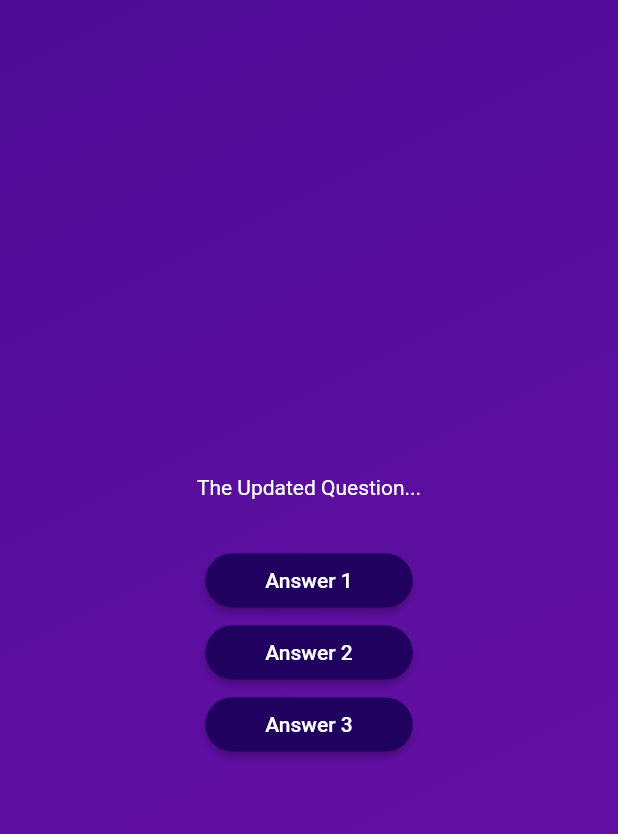
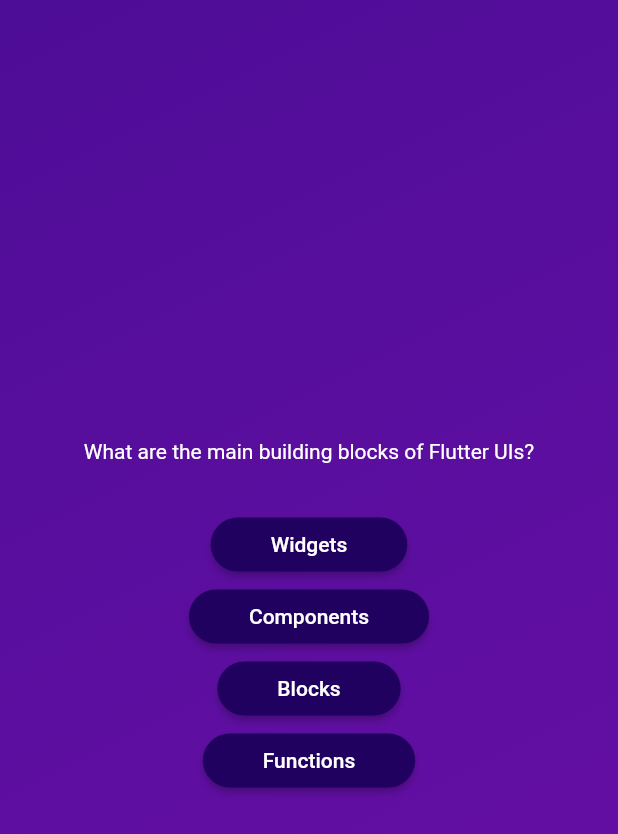
Before and after one commit to vamuigua/flutter_quiz_app, a Flutter app: the screen it shows after launch, after a tap on "Start Quiz", on a phone screen of 412 x 824 dp. Shown: the top 834 px of the screen. Run offline on Flutter 3.47's test engine with Material 2 defaults, Android fonts, the phone set to English and light mode, and no system bars.

Commit message:
add mapping of questions into a list

```diff
--- a/lib/questions_screen.dart
+++ b/lib/questions_screen.dart
@@ -1,5 +1,6 @@
 import "package:flutter/material.dart";
 import "package:quiz_app/answer_button.dart";
+import "package:quiz_app/data/questions.dart";
 
 class QuestionsScreen extends StatefulWidget {
   const QuestionsScreen({super.key});
@@ -13,30 +14,23 @@ class QuestionsScreen extends StatefulWidget {
 class _QuestionsScreenState extends State<QuestionsScreen> {
   @override
   Widget build(context) {
+    final currentQuestion = questions[0];
+
     return SizedBox(
       width: double.infinity,
       child: Column(
         mainAxisAlignment: MainAxisAlignment.center,
         children: [
-          const Text(
-            "The Updated Question...",
-            style: TextStyle(color: Colors.white),
+          Text(
+            currentQuestion.text,
+            style: const TextStyle(color: Colors.white),
           ),
           const SizedBox(
             height: 30,
           ),
-          AnswerButton(
-            answerText: "Answer 1",
-            onTap: () {},
-          ),
-          AnswerButton(
-            answerText: "Answer 2",
-            onTap: () {},
-          ),
-          AnswerButton(
-            answerText: "Answer 3",
-            onTap: () {},
-          ),
+          ...currentQuestion.answers.map((answer) {
+            return AnswerButton(answerText: answer, onTap: () {});
+          }),
         ],
       ),
     );
```
